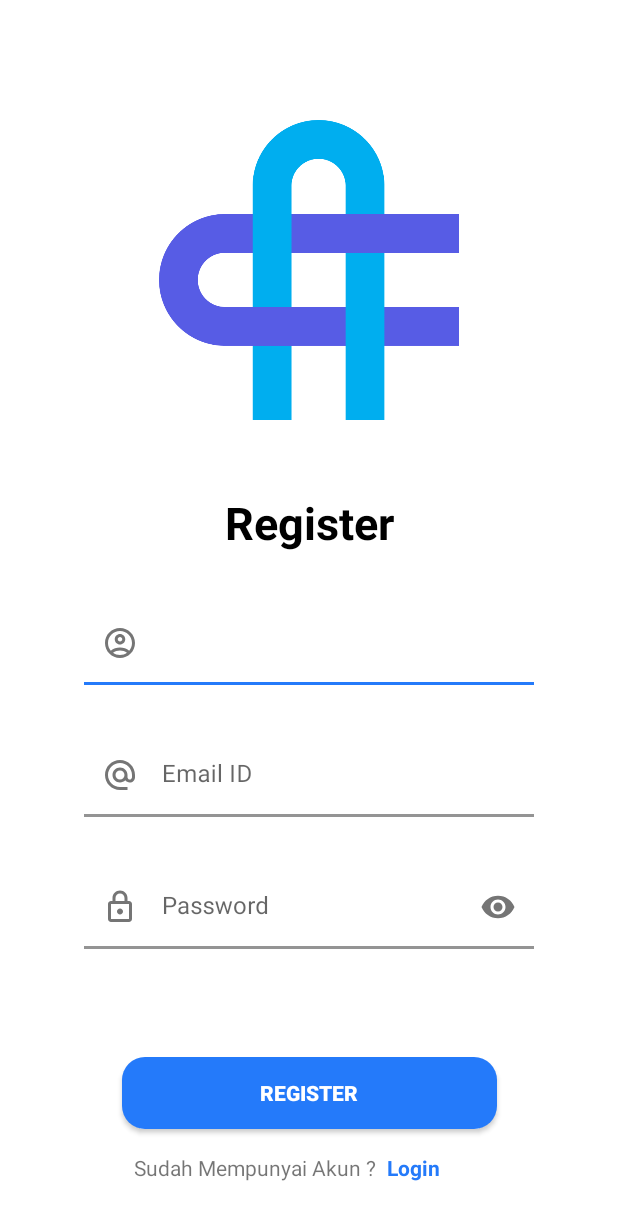
After one commit to AksaCerma/AksaCarma, an Android app: the layout activity_register.xml on its own in the app's theme, with its tools: preview values and no code run, on a phone screen of 412 x 824 dp. The commit adds this screen. Shown: the top 1220 px of the screen. Run offline under Robolectric (Android 15) with nearby library versions, the phone set to English and light mode, and no system bars.

Commit message:
add layout register and login

```diff
--- a/app/src/main/AndroidManifest.xml
+++ b/app/src/main/AndroidManifest.xml
@@ -12,6 +12,12 @@
         android:supportsRtl="true"
         android:theme="@style/Theme.AksaCarma"
         tools:targetApi="31">
+        <activity
+            android:name=".RegisterActivity"
+            android:exported="false" />
+        <activity
+            android:name=".LoginActivity"
+            android:exported="false" />
         <activity
             android:name=".MainActivity"
             android:exported="true">
--- /dev/null
+++ b/app/src/main/res/layout/activity_register.xml
@@ -0,0 +1,142 @@
+<?xml version="1.0" encoding="utf-8"?>
+<androidx.constraintlayout.widget.ConstraintLayout xmlns:android="http://schemas.android.com/apk/res/android"
+    xmlns:app="http://schemas.android.com/apk/res-auto"
+    xmlns:tools="http://schemas.android.com/tools"
+    android:layout_width="match_parent"
+    android:layout_height="match_parent"
+    tools:context=".ui.RegisterActivity">
+
+    <ImageView
+        android:id="@+id/imgLogo"
+        android:layout_width="200dp"
+        android:layout_height="200dp"
+        android:layout_marginTop="80dp"
+        android:contentDescription="@string/image_logo"
+        android:src="@drawable/logo"
+        app:layout_constraintEnd_toEndOf="parent"
+        app:layout_constraintStart_toStartOf="parent"
+        app:layout_constraintTop_toTopOf="parent" />
+
+    <TextView
+        android:id="@+id/textViewLogin"
+        android:layout_width="250dp"
+        android:layout_height="wrap_content"
+        android:layout_marginTop="48dp"
+        android:text="@string/textView_register"
+        android:textAlignment="center"
+        android:textColor="@color/black"
+        android:textSize="30sp"
+        android:textStyle="bold"
+        app:layout_constraintEnd_toEndOf="parent"
+        app:layout_constraintStart_toStartOf="parent"
+        app:layout_constraintTop_toBottomOf="@+id/imgLogo" />
+
+    <com.google.android.material.textfield.TextInputLayout
+        android:id="@+id/textFieldName"
+        android:layout_width="300dp"
+        android:layout_height="wrap_content"
+        android:layout_marginTop="32dp"
+        android:hint="@string/inputText_name"
+        app:boxBackgroundColor="@color/white"
+        app:hintTextColor="@color/white"
+        app:boxStrokeColor="@color/primary"
+        app:boxStrokeWidth="2dp"
+        app:startIconDrawable="@drawable/outline_account_circle_24"
+        app:layout_constraintEnd_toEndOf="parent"
+        app:layout_constraintStart_toStartOf="parent"
+        app:layout_constraintTop_toBottomOf="@+id/textViewLogin">
+
+        <com.google.android.material.textfield.TextInputEditText
+            android:layout_width="match_parent"
+            android:layout_height="wrap_content" />
+
+    </com.google.android.material.textfield.TextInputLayout>
+
+    <com.google.android.material.textfield.TextInputLayout
+        android:id="@+id/textFieldEmail"
+        android:layout_width="300dp"
+        android:layout_height="wrap_content"
+        android:layout_marginTop="32dp"
+        android:hint="@string/inputText_email"
+        app:boxBackgroundColor="@color/white"
+        app:boxStrokeWidth="2dp"
+        app:hintTextColor="@color/white"
+        app:boxStrokeColor="@color/primary"
+        app:startIconDrawable="@drawable/baseline_alternate_email_24"
+        app:layout_constraintEnd_toEndOf="parent"
+        app:layout_constraintStart_toStartOf="parent"
+        app:layout_constraintTop_toBottomOf="@+id/textFieldName">
+
+        <com.google.android.material.textfield.TextInputEditText
+            android:layout_width="match_parent"
+            android:layout_height="wrap_content" />
+
+    </com.google.android.material.textfield.TextInputLayout>
+
+    <com.google.android.material.textfield.TextInputLayout
+        android:id="@+id/textFieldPassword"
+        android:layout_width="300dp"
+        android:layout_height="wrap_content"
+        android:layout_marginTop="32dp"
+        android:hint="@string/inputText_password"
+        app:boxBackgroundColor="@color/white"
+        app:boxStrokeWidth="2dp"
+        app:hintTextColor="@color/white"
+        app:boxStrokeColor="@color/primary"
+        app:endIconMode="password_toggle"
+        app:startIconDrawable="@drawable/outline_lock_24"
+        app:layout_constraintEnd_toEndOf="parent"
+        app:layout_constraintStart_toStartOf="parent"
+        app:layout_constraintTop_toBottomOf="@+id/textFieldEmail">
+
+        <com.google.android.material.textfield.TextInputEditText
+            android:layout_width="match_parent"
+            android:layout_height="wrap_content"
+            android:inputType="textPassword" />
+
+    </com.google.android.material.textfield.TextInputLayout>
+
+
+    <Button
+        android:id="@+id/buttonLogin"
+        style="@style/buttonStyle"
+        android:layout_width="250dp"
+        android:layout_height="wrap_content"
+        android:text="@string/button_register"
+        android:textStyle="bold"
+        app:layout_constraintBottom_toBottomOf="parent"
+        app:layout_constraintEnd_toEndOf="parent"
+        app:layout_constraintStart_toStartOf="parent"
+        app:layout_constraintTop_toBottomOf="@+id/textFieldPassword" />
+
+
+    <TextView
+        android:id="@+id/textviewLoginDesc"
+        android:layout_width="wrap_content"
+        android:layout_height="wrap_content"
+        android:layout_marginTop="16dp"
+        android:text="@string/register_desc"
+        app:layout_constraintEnd_toStartOf="@+id/guideline"
+        app:layout_constraintStart_toStartOf="@+id/buttonLogin"
+        app:layout_constraintTop_toBottomOf="@+id/buttonLogin" />
+
+    <TextView
+        android:id="@+id/textviewRegister"
+        android:layout_width="wrap_content"
+        android:layout_height="wrap_content"
+        android:layout_marginTop="16dp"
+        android:text="@string/textView_login"
+        android:textSize="14sp"
+        android:textStyle="bold"
+        android:textColor="@color/primary"
+        app:layout_constraintStart_toStartOf="@+id/guideline"
+        app:layout_constraintTop_toBottomOf="@+id/buttonLogin" />
+
+    <androidx.constraintlayout.widget.Guideline
+        android:id="@+id/guideline"
+        android:layout_width="wrap_content"
+        android:layout_height="wrap_content"
+        android:orientation="vertical"
+        app:layout_constraintGuide_begin="258dp" />
+
+</androidx.constraintlayout.widget.ConstraintLayout>
--- a/app/src/main/res/values/colors.xml
+++ b/app/src/main/res/values/colors.xml
@@ -7,4 +7,7 @@
     <color name="teal_700">#FF018786</color>
     <color name="black">#FF000000</color>
     <color name="white">#FFFFFFFF</color>
+
+    <color name="primary">#247AFA</color>
+    <color name="secondary">#549F94</color>
 </resources>
--- a/app/src/main/res/values/strings.xml
+++ b/app/src/main/res/values/strings.xml
@@ -1,3 +1,13 @@
 <resources>
     <string name="app_name">AksaCarma</string>
+    <string name="image_logo">image_logo</string>
+    <string name="textView_login">Login</string>
+    <string name="inputText_email">Email ID</string>
+    <string name="inputText_password">Password</string>
+    <string name="inputText_name">Name</string>
+    <string name="button_login">Login</string>
+    <string name="button_register">Register</string>
+    <string name="login_desc">Belum Mempunyai Akun ?</string>
+    <string name="register_desc">Sudah Mempunyai Akun ?</string>
+    <string name="textView_register">Register</string>
 </resources>
--- a/app/src/main/res/values/themes.xml
+++ b/app/src/main/res/values/themes.xml
@@ -12,5 +12,13 @@
         <!-- Status bar color. -->
         <item name="android:statusBarColor">?attr/colorPrimaryVariant</item>
         <!-- Customize your theme here. -->
+        <item name="android:buttonStyle">@style/buttonStyle</item>
+    </style>
+
+    <style name="buttonStyle" parent="Widget.AppCompat.Button">
+        <item name="android:background">@drawable/rounded_corner_primary</item>
+        <!--        <item name="android:padding">5dp</item>-->
+        <item name="cornerRadius">15dp</item>
+        <item name="backgroundTint">@color/primary</item>
     </style>
 </resources>
```
Also changed, not shown: app/build.gradle (+24 -0 lines), app/src/main/java/com/example/aksacarma/ui/LoginActivity.kt (added, +17 -0 lines), app/src/main/java/com/example/aksacarma/ui/RegisterActivity.kt (added, +11 -0 lines), app/src/main/res/layout/activity_login.xml (added, +121 -0 lines).
